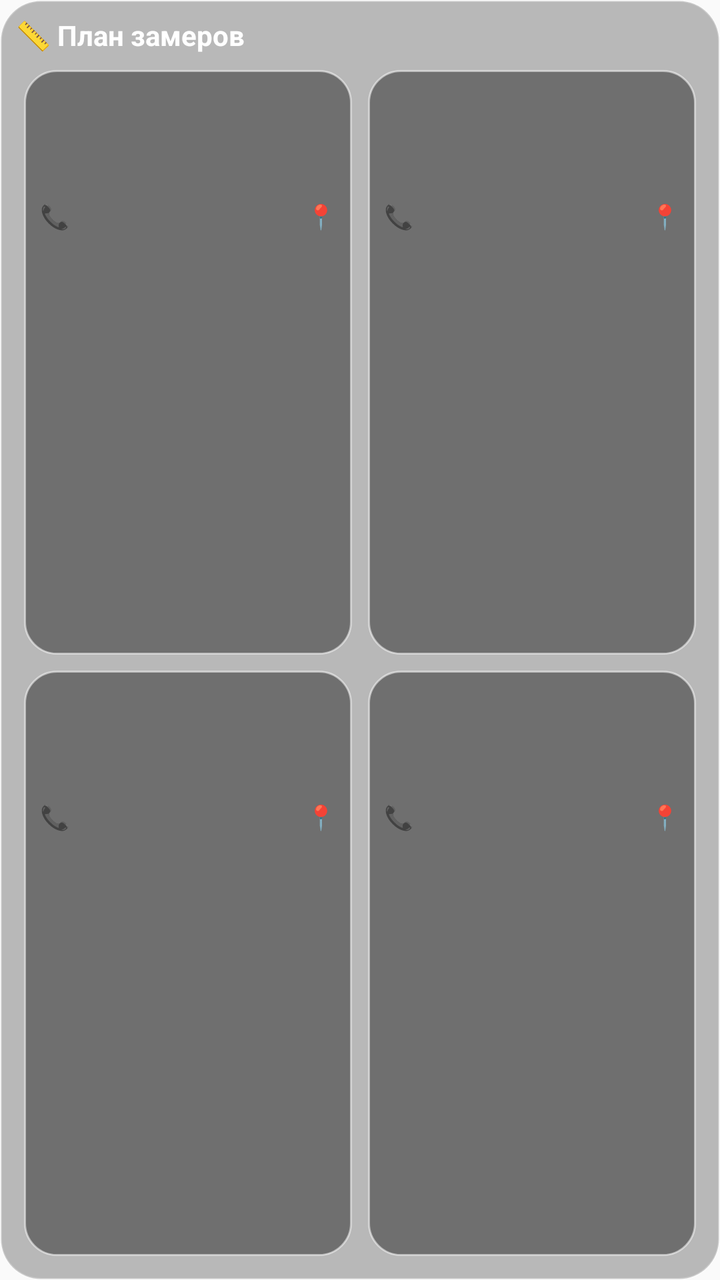
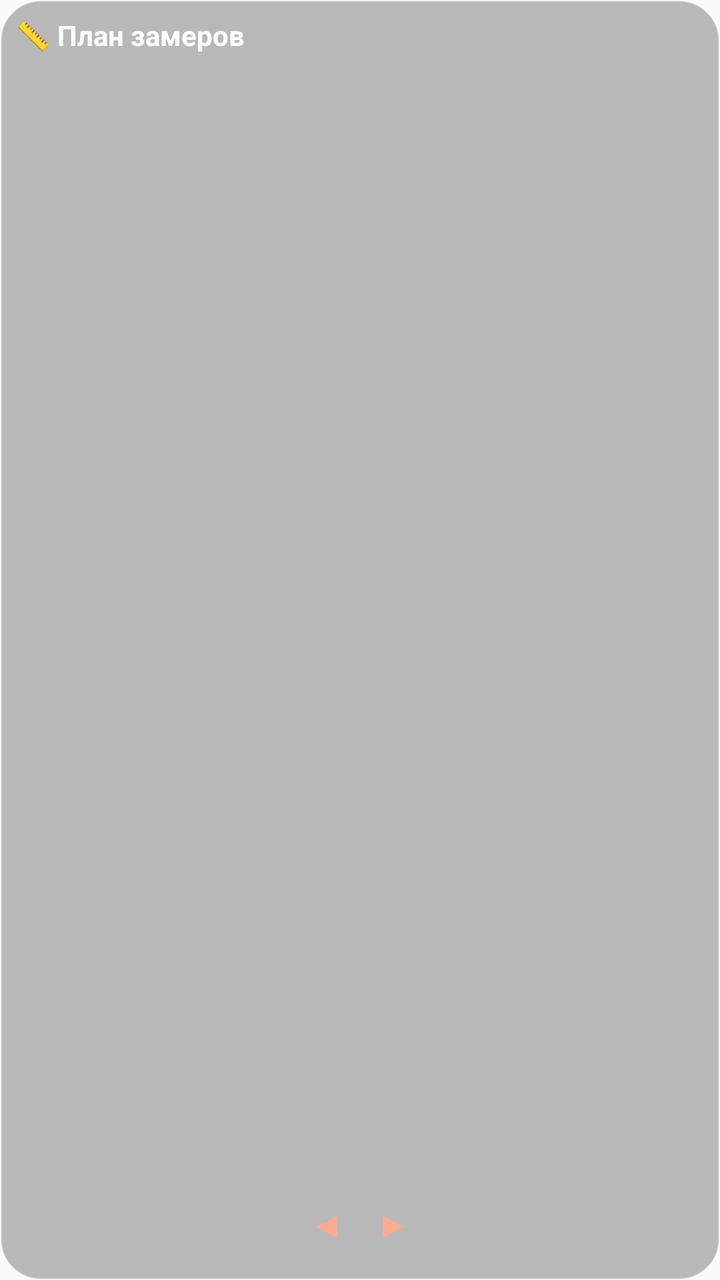

Before-and-after screenshots of an Android layout around one commit, followed by the original layout XML and the change that was made.
<!-- AndroidManifest.xml: application theme Theme.PlanZamerov -->
<!-- res/layout/zamer_widget.xml -->
<?xml version="1.0" encoding="utf-8"?>
<LinearLayout xmlns:android="http://schemas.android.com/apk/res/android"
    android:id="@+id/w_root"
    android:layout_width="match_parent"
    android:layout_height="match_parent"
    android:orientation="vertical"
    android:background="@drawable/widget_tile_bg"
    android:padding="8dp">

    <TextView
        android:id="@+id/w_title"
        android:layout_width="match_parent"
        android:layout_height="wrap_content"
        android:text="📏 План замеров"
        android:textColor="#FFFFFF"
        android:textSize="14sp"
        android:textStyle="bold"
        android:paddingBottom="4dp" />

    <LinearLayout
        android:layout_width="match_parent"
        android:layout_height="0dp"
        android:layout_weight="1"
        android:orientation="horizontal">

        <LinearLayout
            android:id="@+id/card_1"
            android:layout_width="0dp"
            android:layout_weight="1"
            android:layout_height="match_parent"
            android:orientation="vertical"
            android:background="@drawable/widget_card_bg"
            android:padding="8dp"
            android:layout_margin="4dp">

            <TextView
                android:id="@+id/t1_time"
                android:layout_width="wrap_content"
                android:layout_height="wrap_content"
                android:textColor="#FF7043"
                android:textSize="15sp"
                android:textStyle="bold" />

            <TextView
                android:id="@+id/t1_name"
                android:layout_width="match_parent"
                android:layout_height="wrap_content"
                android:textColor="#FFFFFF"
                android:textSize="13sp"
                android:maxLines="1"
                android:ellipsize="end" />

            <TextView
                android:id="@+id/t1_addr"
                android:layout_width="match_parent"
                android:layout_height="wrap_content"
                android:textColor="#B3FFFFFF"
                android:textSize="11sp"
                android:maxLines="2"
                android:ellipsize="end" />

            <LinearLayout
                android:layout_width="match_parent"
                android:layout_height="wrap_content"
                android:orientation="horizontal"
                android:gravity="center_vertical"
                android:layout_marginTop="4dp">

                <TextView
                    android:id="@+id/t1_call"
                    android:layout_width="0dp"
                    android:layout_weight="1"
                    android:layout_height="wrap_content"
                    android:text="📞"
                    android:textColor="#FFAB91"
                    android:textSize="12sp" />

                <TextView
                    android:id="@+id/t1_map"
                    android:layout_width="wrap_content"
                    android:layout_height="wrap_content"
                    android:text="📍"
                    android:textColor="#90CAF9"
                    android:textSize="12sp" />
            </LinearLayout>
        </LinearLayout>

        <LinearLayout
            android:id="@+id/card_2"
            android:layout_width="0dp"
            android:layout_weight="1"
            android:layout_height="match_parent"
            android:orientation="vertical"
            android:background="@drawable/widget_card_bg"
            android:padding="8dp"
            android:layout_margin="4dp">

            <TextView
                android:id="@+id/t2_time"
                android:layout_width="wrap_content"
                android:layout_height="wrap_content"
                android:textColor="#FF7043"
                android:textSize="15sp"
                android:textStyle="bold" />

            <TextView
                android:id="@+id/t2_name"
                android:layout_width="match_parent"
                android:layout_height="wrap_content"
                android:textColor="#FFFFFF"
                android:textSize="13sp"
                android:maxLines="1"
                android:ellipsize="end" />

            <TextView
                android:id="@+id/t2_addr"
                android:layout_width="match_parent"
                android:layout_height="wrap_content"
                android:textColor="#B3FFFFFF"
                android:textSize="11sp"
                android:maxLines="2"
                android:ellipsize="end" />

            <LinearLayout
                android:layout_width="match_parent"
                android:layout_height="wrap_content"
                android:orientation="horizontal"
                android:gravity="center_vertical"
                android:layout_marginTop="4dp">

                <TextView
                    android:id="@+id/t2_call"
                    android:layout_width="0dp"
                    android:layout_weight="1"
                    android:layout_height="wrap_content"
                    android:text="📞"
                    android:textColor="#FFAB91"
                    android:textSize="12sp" />

                <TextView
                    android:id="@+id/t2_map"
                    android:layout_width="wrap_content"
                    android:layout_height="wrap_content"
                    android:text="📍"
                    android:textColor="#90CAF9"
                    android:textSize="12sp" />
            </LinearLayout>
        </LinearLayout>
    </LinearLayout>

    <LinearLayout
        android:layout_width="match_parent"
        android:layout_height="0dp"
        android:layout_weight="1"
        android:orientation="horizontal">

        <LinearLayout
            android:id="@+id/card_3"
            android:layout_width="0dp"
            android:layout_weight="1"
            android:layout_height="match_parent"
            android:orientation="vertical"
            android:background="@drawable/widget_card_bg"
            android:padding="8dp"
            android:layout_margin="4dp">

            <TextView
                android:id="@+id/t3_time"
                android:layout_width="wrap_content"
                android:layout_height="wrap_content"
                android:textColor="#FF7043"
                android:textSize="15sp"
                android:textStyle="bold" />

            <TextView
                android:id="@+id/t3_name"
                android:layout_width="match_parent"
                android:layout_height="wrap_content"
                android:textColor="#FFFFFF"
                android:textSize="13sp"
                android:maxLines="1"
                android:ellipsize="end" />

            <TextView
                android:id="@+id/t3_addr"
                android:layout_width="match_parent"
                android:layout_height="wrap_content"
                android:textColor="#B3FFFFFF"
                android:textSize="11sp"
                android:maxLines="2"
                android:ellipsize="end" />

            <LinearLayout
                android:layout_width="match_parent"
                android:layout_height="wrap_content"
                android:orientation="horizontal"
                android:gravity="center_vertical"
                android:layout_marginTop="4dp">

                <TextView
                    android:id="@+id/t3_call"
                    android:layout_width="0dp"
                    android:layout_weight="1"
                    android:layout_height="wrap_content"
                    android:text="📞"
                    android:textColor="#FFAB91"
                    android:textSize="12sp" />

                <TextView
                    android:id="@+id/t3_map"
                    android:layout_width="wrap_content"
                    android:layout_height="wrap_content"
                    android:text="📍"
                    android:textColor="#90CAF9"
                    android:textSize="12sp" />
            </LinearLayout>
        </LinearLayout>

        <LinearLayout
            android:id="@+id/card_4"
            android:layout_width="0dp"
            android:layout_weight="1"
            android:layout_height="match_parent"
            android:orientation="vertical"
            android:background="@drawable/widget_card_bg"
            android:padding="8dp"
            android:layout_margin="4dp">

            <TextView
                android:id="@+id/t4_time"
                android:layout_width="wrap_content"
                android:layout_height="wrap_content"
                android:textColor="#FF7043"
                android:textSize="15sp"
                android:textStyle="bold" />

            <TextView
                android:id="@+id/t4_name"
                android:layout_width="match_parent"
                android:layout_height="wrap_content"
                android:textColor="#FFFFFF"
                android:textSize="13sp"
                android:maxLines="1"
                android:ellipsize="end" />

            <TextView
                android:id="@+id/t4_addr"
                android:layout_width="match_parent"
                android:layout_height="wrap_content"
                android:textColor="#B3FFFFFF"
                android:textSize="11sp"
                android:maxLines="2"
                android:ellipsize="end" />

            <LinearLayout
                android:layout_width="match_parent"
                android:layout_height="wrap_content"
                android:orientation="horizontal"
                android:gravity="center_vertical"
                android:layout_marginTop="4dp">

                <TextView
                    android:id="@+id/t4_call"
                    android:layout_width="0dp"
                    android:layout_weight="1"
                    android:layout_height="wrap_content"
                    android:text="📞"
                    android:textColor="#FFAB91"
                    android:textSize="12sp" />

                <TextView
                    android:id="@+id/t4_map"
                    android:layout_width="wrap_content"
                    android:layout_height="wrap_content"
                    android:text="📍"
                    android:textColor="#90CAF9"
                    android:textSize="12sp" />
            </LinearLayout>
        </LinearLayout>
    </LinearLayout>

    <TextView
        android:id="@+id/w_empty"
        android:layout_width="match_parent"
        android:layout_height="0dp"
        android:layout_weight="1"
        android:text="Нет предстоящих замеров"
        android:textColor="#CCFFFFFF"
        android:textSize="14sp"
        android:gravity="center"
        android:visibility="gone" />
</LinearLayout>
<!-- resources referenced by this layout -->
<resources>
  <!-- drawable widget_card_bg (drawable) -->
  <?xml version="1.0" encoding="utf-8"?>
  <shape xmlns:android="http://schemas.android.com/apk/res/android"
      android:shape="rectangle">
      <solid android:color="#66000000" />
      <stroke android:width="1dp" android:color="#80FFFFFF" />
      <corners android:radius="16dp" />
  </shape>
  <!-- drawable widget_tile_bg (drawable) -->
  <?xml version="1.0" encoding="utf-8"?>
  <shape xmlns:android="http://schemas.android.com/apk/res/android"
      android:shape="rectangle">
      <solid android:color="#4D1E1E1E" />
      <corners android:radius="20dp" />
      <stroke android:width="1dp" android:color="#40FFFFFF" />
  </shape>
  <style name="Theme.PlanZamerov" parent="android:Theme.Material.Light.NoActionBar" />
</resources>

<!-- the commit's change to res/layout/zamer_widget.xml (unified diff, before → after) -->
@@ -7,6 +7,7 @@
     android:background="@drawable/widget_tile_bg"
     android:padding="8dp">
 
+    
     <TextView
         android:id="@+id/w_title"
         android:layout_width="match_parent"
@@ -17,268 +18,42 @@
         android:textStyle="bold"
         android:paddingBottom="4dp" />
 
-    <LinearLayout
+    
+    <ViewFlipper
+        android:id="@+id/view_flipper"
         android:layout_width="match_parent"
         android:layout_height="0dp"
         android:layout_weight="1"
-        android:orientation="horizontal">
+        android:flipInterval="5000"
+        android:autoStart="true" />
 
-        <LinearLayout
-            android:id="@+id/card_1"
-            android:layout_width="0dp"
-            android:layout_weight="1"
-            android:layout_height="match_parent"
-            android:orientation="vertical"
-            android:background="@drawable/widget_card_bg"
-            android:padding="8dp"
-            android:layout_margin="4dp">
+    
+    <LinearLayout
+        android:layout_width="match_parent"
+        android:layout_height="wrap_content"
+        android:orientation="horizontal"
+        android:gravity="center">
 
-            <TextView
-                android:id="@+id/t1_time"
-                android:layout_width="wrap_content"
-                android:layout_height="wrap_content"
-                android:textColor="#FF7043"
-                android:textSize="15sp"
-                android:textStyle="bold" />
+        <TextView
+            android:id="@+id/btn_prev"
+            android:layout_width="wrap_content"
+            android:layout_height="wrap_content"
+            android:text="◀"
+            android:textColor="#FFAB91"
+            android:textSize="18sp"
+            android:padding="8dp" />
 
-            <TextView
-                android:id="@+id/t1_name"
-                android:layout_width="match_parent"
-                android:layout_height="wrap_content"
-                android:textColor="#FFFFFF"
-                android:textSize="13sp"
-                android:maxLines="1"
-                android:ellipsize="end" />
-
-            <TextView
-                android:id="@+id/t1_addr"
-                android:layout_width="match_parent"
-                android:layout_height="wrap_content"
-                android:textColor="#B3FFFFFF"
-                android:textSize="11sp"
-                android:maxLines="2"
-                android:ellipsize="end" />
-
-            <LinearLayout
-                android:layout_width="match_parent"
-                android:layout_height="wrap_content"
-                android:orientation="horizontal"
-                android:gravity="center_vertical"
-                android:layout_marginTop="4dp">
-
-                <TextView
-                    android:id="@+id/t1_call"
-                    android:layout_width="0dp"
-                    android:layout_weight="1"
-                    android:layout_height="wrap_content"
-                    android:text="📞"
-                    android:textColor="#FFAB91"
-                    android:textSize="12sp" />
-
-                <TextView
-                    android:id="@+id/t1_map"
-                    android:layout_width="wrap_content"
-                    android:layout_height="wrap_content"
-                    android:text="📍"
-                    android:textColor="#90CAF9"
-                    android:textSize="12sp" />
-            </LinearLayout>
-        </LinearLayout>
-
-        <LinearLayout
-            android:id="@+id/card_2"
-            android:layout_width="0dp"
-            android:layout_weight="1"
-            android:layout_height="match_parent"
-            android:orientation="vertical"
-            android:background="@drawable/widget_card_bg"
-            android:padding="8dp"
-            android:layout_margin="4dp">
-
-            <TextView
-                android:id="@+id/t2_time"
-                android:layout_width="wrap_content"
-                android:layout_height="wrap_content"
-                android:textColor="#FF7043"
-                android:textSize="15sp"
-                android:textStyle="bold" />
-
-            <TextView
-                android:id="@+id/t2_name"
-                android:layout_width="match_parent"
-                android:layout_height="wrap_content"
-                android:textColor="#FFFFFF"
-                android:textSize="13sp"
-                android:maxLines="1"
-                android:ellipsize="end" />
-
-            <TextView
-                android:id="@+id/t2_addr"
-                android:layout_width="match_parent"
-                android:layout_height="wrap_content"
-                android:textColor="#B3FFFFFF"
-                android:textSize="11sp"
-                android:maxLines="2"
-                android:ellipsize="end" />
-
-            <LinearLayout
-                android:layout_width="match_parent"
-                android:layout_height="wrap_content"
-                android:orientation="horizontal"
-                android:gravity="center_vertical"
-                android:layout_marginTop="4dp">
-
-                <TextView
-                    android:id="@+id/t2_call"
-                    android:layout_width="0dp"
-                    android:layout_weight="1"
-                    android:layout_height="wrap_content"
-                    android:text="📞"
-                    android:textColor="#FFAB91"
-                    android:textSize="12sp" />
-
-                <TextView
-                    android:id="@+id/t2_map"
-                    android:layout_width="wrap_content"
-                    android:layout_height="wrap_content"
-                    android:text="📍"
-                    android:textColor="#90CAF9"
-                    android:textSize="12sp" />
-            </LinearLayout>
-        </LinearLayout>
+        <TextView
+            android:id="@+id/btn_next"
+            android:layout_width="wrap_content"
+            android:layout_height="wrap_content"
+            android:text="▶"
+            android:textColor="#FFAB91"
+            android:textSize="18sp"
+            android:padding="8dp" />
     </LinearLayout>
 
-    <LinearLayout
-        android:layout_width="match_parent"
-        android:layout_height="0dp"
-        android:layout_weight="1"
-        android:orientation="horizontal">
-
-        <LinearLayout
-            android:id="@+id/card_3"
-            android:layout_width="0dp"
-            android:layout_weight="1"
-            android:layout_height="match_parent"
-            android:orientation="vertical"
-            android:background="@drawable/widget_card_bg"
-            android:padding="8dp"
-            android:layout_margin="4dp">
-
-            <TextView
-                android:id="@+id/t3_time"
-                android:layout_width="wrap_content"
-                android:layout_height="wrap_content"
-                android:textColor="#FF7043"
-                android:textSize="15sp"
-                android:textStyle="bold" />
-
-            <TextView
-                android:id="@+id/t3_name"
-                android:layout_width="match_parent"
-                android:layout_height="wrap_content"
-                android:textColor="#FFFFFF"
-                android:textSize="13sp"
-                android:maxLines="1"
-                android:ellipsize="end" />
-
-            <TextView
-                android:id="@+id/t3_addr"
-                android:layout_width="match_parent"
-                android:layout_height="wrap_content"
-                android:textColor="#B3FFFFFF"
-                android:textSize="11sp"
-                android:maxLines="2"
-                android:ellipsize="end" />
-
-            <LinearLayout
-                android:layout_width="match_parent"
-                android:layout_height="wrap_content"
-                android:orientation="horizontal"
-                android:gravity="center_vertical"
-                android:layout_marginTop="4dp">
-
-                <TextView
-                    android:id="@+id/t3_call"
-                    android:layout_width="0dp"
-                    android:layout_weight="1"
-                    android:layout_height="wrap_content"
-                    android:text="📞"
-                    android:textColor="#FFAB91"
-                    android:textSize="12sp" />
-
-                <TextView
-                    android:id="@+id/t3_map"
-                    android:layout_width="wrap_content"
-                    android:layout_height="wrap_content"
-                    android:text="📍"
-                    android:textColor="#90CAF9"
-                    android:textSize="12sp" />
-            </LinearLayout>
-        </LinearLayout>
-
-        <LinearLayout
-            android:id="@+id/card_4"
-            android:layout_width="0dp"
-            android:layout_weight="1"
-            android:layout_height="match_parent"
-            android:orientation="vertical"
-            android:background="@drawable/widget_card_bg"
-            android:padding="8dp"
-            android:layout_margin="4dp">
-
-            <TextView
-                android:id="@+id/t4_time"
-                android:layout_width="wrap_content"
-                android:layout_height="wrap_content"
-                android:textColor="#FF7043"
-                android:textSize="15sp"
-                android:textStyle="bold" />
-
-            <TextView
-                android:id="@+id/t4_name"
-                android:layout_width="match_parent"
-                android:layout_height="wrap_content"
-                android:textColor="#FFFFFF"
-                android:textSize="13sp"
-                android:maxLines="1"
-                android:ellipsize="end" />
-
-            <TextView
-                android:id="@+id/t4_addr"
-                android:layout_width="match_parent"
-                android:layout_height="wrap_content"
-                android:textColor="#B3FFFFFF"
-                android:textSize="11sp"
-                android:maxLines="2"
-                android:ellipsize="end" />
-
-            <LinearLayout
-                android:layout_width="match_parent"
-                android:layout_height="wrap_content"
-                android:orientation="horizontal"
-                android:gravity="center_vertical"
-                android:layout_marginTop="4dp">
-
-                <TextView
-                    android:id="@+id/t4_call"
-                    android:layout_width="0dp"
-                    android:layout_weight="1"
-                    android:layout_height="wrap_content"
-                    android:text="📞"
-                    android:textColor="#FFAB91"
-                    android:textSize="12sp" />
-
-                <TextView
-                    android:id="@+id/t4_map"
-                    android:layout_width="wrap_content"
-                    android:layout_height="wrap_content"
-                    android:text="📍"
-                    android:textColor="#90CAF9"
-                    android:textSize="12sp" />
-            </LinearLayout>
-        </LinearLayout>
-    </LinearLayout>
-
+    
     <TextView
         android:id="@+id/w_empty"
         android:layout_width="match_parent"
<!-- resource entries referenced after the edit -->
@@ -1,13 +1,5 @@
 <!-- resources referenced by this layout -->
 <resources>
-  <!-- drawable widget_card_bg (drawable) -->
-  <?xml version="1.0" encoding="utf-8"?>
-  <shape xmlns:android="http://schemas.android.com/apk/res/android"
-      android:shape="rectangle">
-      <solid android:color="#66000000" />
-      <stroke android:width="1dp" android:color="#80FFFFFF" />
-      <corners android:radius="16dp" />
-  </shape>
   <!-- drawable widget_tile_bg (drawable) -->
   <?xml version="1.0" encoding="utf-8"?>
   <shape xmlns:android="http://schemas.android.com/apk/res/android"
